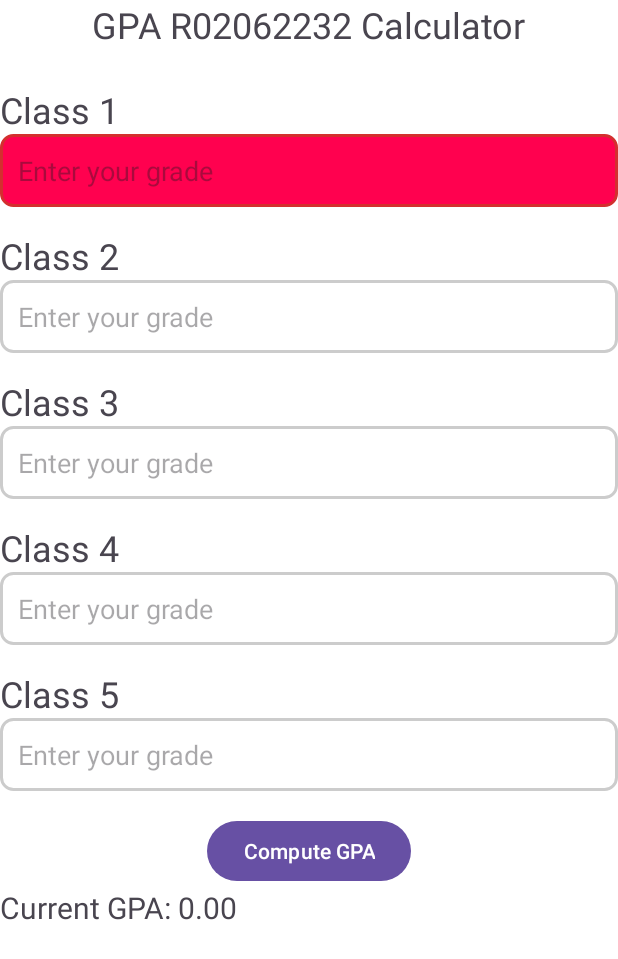
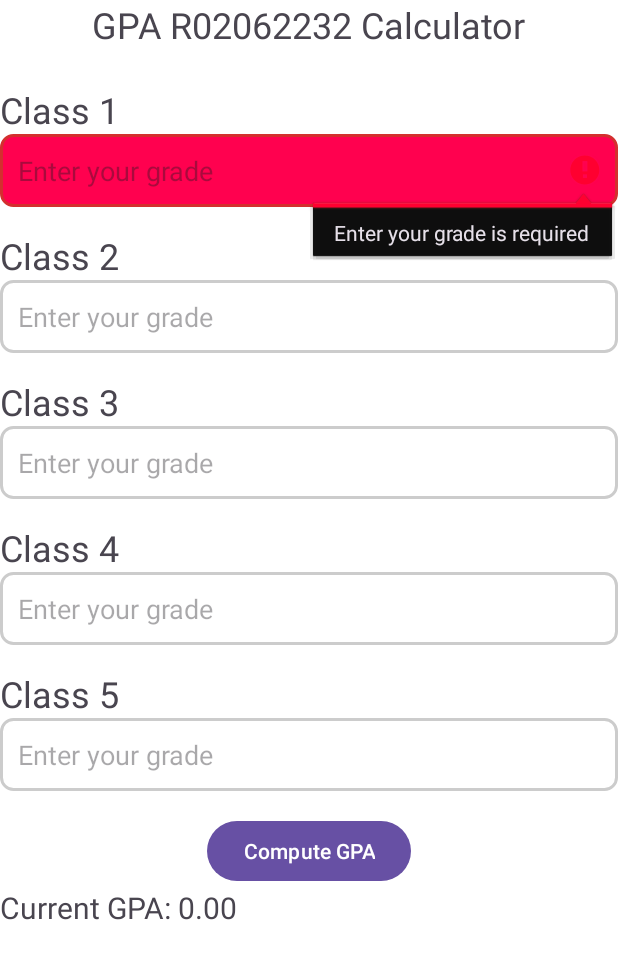
Before and after one commit to MaggPerez/GPA_Calc_HW_WK4, an Android app: the screen it shows after launch (MainActivity), after a tap on "Compute GPA", on a phone screen of 412 x 824 dp. Shown: the top 959 px of the screen. Run offline under Robolectric (Android 15) with nearby library versions, the phone set to English and light mode, and no system bars.

Commit message:
improved the validation error

```diff
--- a/app/src/main/java/com/example/gpa_calc_hw_wk4/MainActivity.kt
+++ b/app/src/main/java/com/example/gpa_calc_hw_wk4/MainActivity.kt
@@ -95,12 +95,17 @@ class MainActivity : AppCompatActivity() {
             return clearForm()
         }
 
+        //Validating user's inputs to make sure the EditFields are not empty
+        if (!validateGrade(classGradeOne, classGradeTwo, classGradeThree, classGradeFour, classGradeFive)) {
+            return
+        }
+
         //getting user's grades, if there is an empty TextField, it will be highlighted red
-        val grade1 = classGradeOne.text.toString().toDoubleOrNull() ?: return classGradeOne.setBackgroundResource(R.drawable.edittext_border_error)
-        val grade2 = classGradeTwo.text.toString().toDoubleOrNull() ?: return classGradeTwo.setBackgroundResource(R.drawable.edittext_border_error)
-        val grade3 = classGradeThree.text.toString().toDoubleOrNull() ?: return classGradeThree.setBackgroundResource(R.drawable.edittext_border_error)
-        val grade4 = classGradeFour.text.toString().toDoubleOrNull() ?: return classGradeFour.setBackgroundResource(R.drawable.edittext_border_error)
-        val grade5 = classGradeFive.text.toString().toDoubleOrNull() ?: return classGradeFive.setBackgroundResource(R.drawable.edittext_border_error)
+        val grade1 = classGradeOne.text.toString().toDouble()
+        val grade2 = classGradeTwo.text.toString().toDouble()
+        val grade3 = classGradeThree.text.toString().toDouble()
+        val grade4 = classGradeFour.text.toString().toDouble()
+        val grade5 = classGradeFive.text.toString().toDouble()
 
 
         //calculating the user's gpa
@@ -175,4 +180,30 @@ class MainActivity : AppCompatActivity() {
         classGradeFour.setBackgroundResource(R.drawable.edittext_border)
         classGradeFive.setBackgroundResource(R.drawable.edittext_border)
     }
+
+
+    /**
+     * Validates that all provided EditText fields are not empty.
+     * If any field is empty, it sets an error message on that field.
+     *
+     * @param fields Vararg parameter of EditText fields to validate.
+     * @return True if all fields are filled, false if any field is empty.
+     */
+    fun validateGrade(vararg fields: EditText): Boolean {
+        for(field in fields) {
+            if(field.text.toString().isBlank()) {
+
+                //highlights the empty field red and sets an error message
+                field.setBackgroundResource(R.drawable.edittext_border_error)
+                field.error = "${field.hint ?: "This field"} is required"
+                return false
+            }
+            else {
+                //removes any red highlighting if the user has filled in the field
+                field.setBackgroundResource(R.drawable.edittext_border)
+            }
+        }
+        return true
+    }
+
 }
--- a/app/src/main/res/layout/activity_main.xml
+++ b/app/src/main/res/layout/activity_main.xml
@@ -11,7 +11,7 @@
     android:layout_width="match_parent"
     android:layout_height="wrap_content"
     android:orientation="vertical"
-    android:padding="16dp"
+    android:padding="24dp"
     tools:context=".MainActivity">
 
 <!--    Title -->
```
